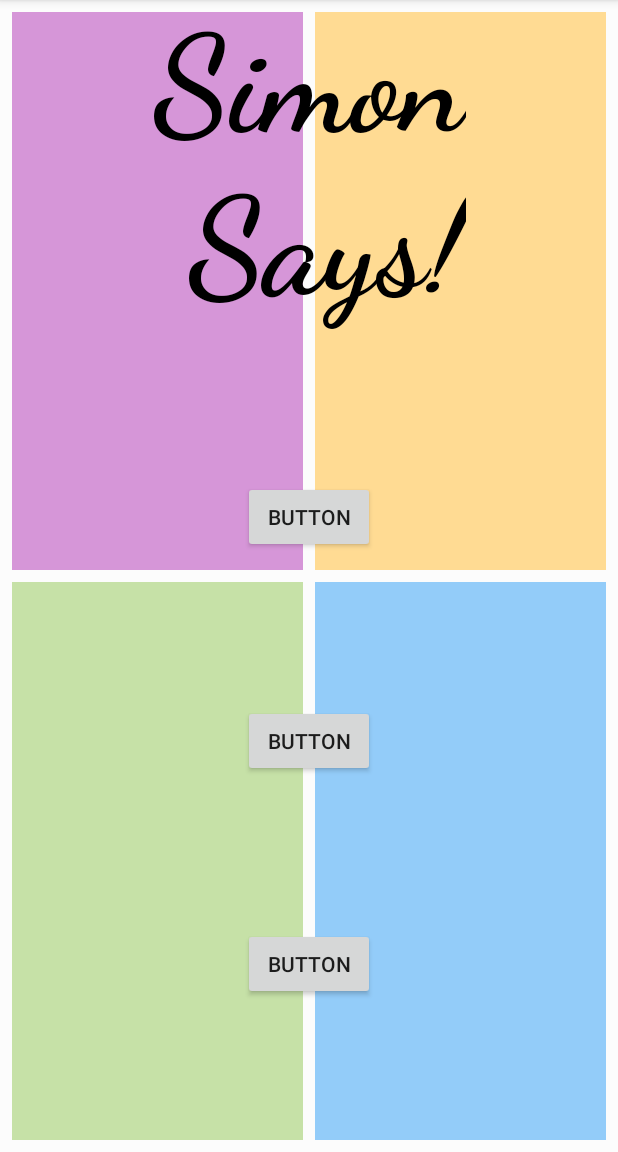
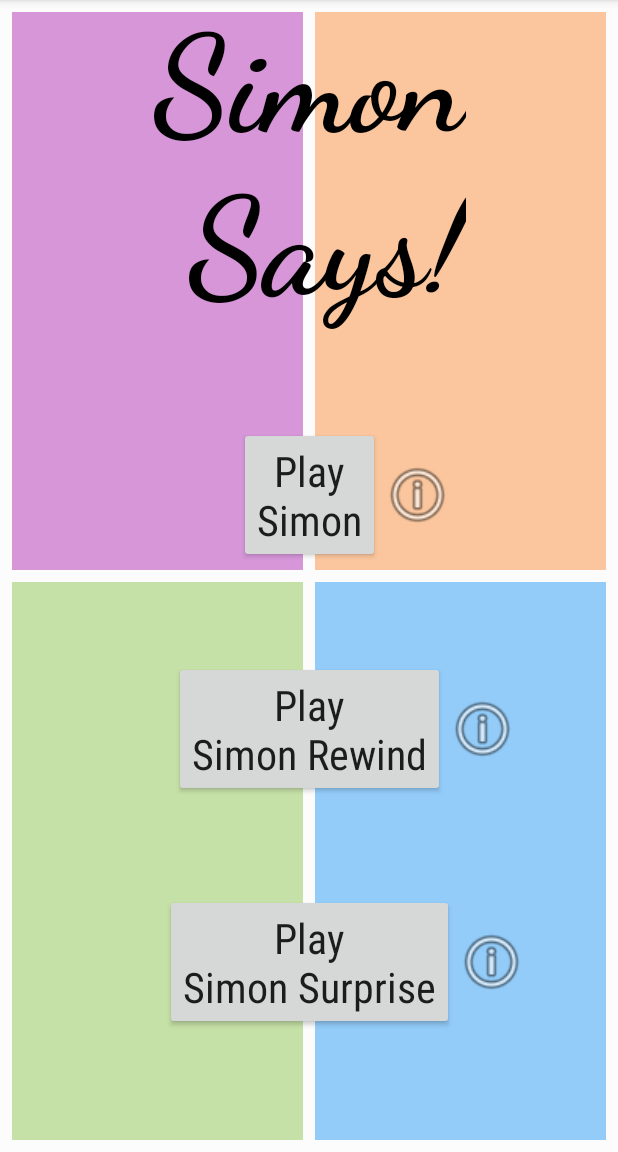
Before and after one commit to CGreenup/SimonThree, an Android app: the screen it shows after launch (MainActivity), on a phone screen of 412 x 824 dp, the part 84-1236 px from its top. Run offline under Robolectric (Android 15) with nearby library versions, the phone set to English and light mode, and no system bars.

```diff
--- a/app/src/main/java/com/chrisgreenup/simonthree/MainActivity.java
+++ b/app/src/main/java/com/chrisgreenup/simonthree/MainActivity.java
@@ -3,12 +3,20 @@ package com.chrisgreenup.simonthree;
 import androidx.appcompat.app.AppCompatActivity;
 
 import android.os.Bundle;
+import android.view.View;
 
-public class MainActivity extends AppCompatActivity {
+public class MainActivity extends AppCompatActivity
+    implements View.OnClickListener {
 
     @Override
     protected void onCreate(Bundle savedInstanceState) {
         super.onCreate(savedInstanceState);
         setContentView(R.layout.activity_main);
+
+    }
+
+    @Override
+    public void onClick(View view) {
+
     }
 }
--- a/app/src/main/res/layout/activity_main.xml
+++ b/app/src/main/res/layout/activity_main.xml
@@ -14,7 +14,7 @@
         android:layout_marginTop="8dp"
         android:layout_marginEnd="4dp"
         android:layout_marginBottom="4dp"
-        android:background="#AB27B0"
+        android:background="@color/simonRed"
         app:layout_constraintBottom_toTopOf="@+id/view3"
         app:layout_constraintEnd_toStartOf="@+id/view2"
         app:layout_constraintStart_toStartOf="parent"
@@ -28,7 +28,7 @@
         android:layout_marginTop="8dp"
         android:layout_marginEnd="8dp"
         android:layout_marginBottom="4dp"
-        android:background="#FFB522"
+        android:background="@color/simonYellow"
         app:layout_constraintBottom_toTopOf="@+id/view4"
         app:layout_constraintEnd_toEndOf="parent"
         app:layout_constraintStart_toEndOf="@+id/view"
@@ -42,7 +42,7 @@
         android:layout_marginTop="4dp"
         android:layout_marginEnd="4dp"
         android:layout_marginBottom="8dp"
-        android:background="#8BC34A"
+        android:background="@color/simonGreen"
         app:layout_constraintBottom_toBottomOf="parent"
         app:layout_constraintEnd_toStartOf="@+id/view4"
         app:layout_constraintStart_toStartOf="parent"
@@ -56,7 +56,7 @@
         android:layout_marginTop="4dp"
         android:layout_marginEnd="8dp"
         android:layout_marginBottom="8dp"
-        android:background="#2196F3"
+        android:background="@color/simonBlue"
         app:layout_constraintBottom_toBottomOf="parent"
         app:layout_constraintEnd_toEndOf="parent"
         app:layout_constraintStart_toEndOf="@+id/view3"
@@ -82,40 +82,88 @@
         android:textColor="#000000"
         android:textSize="90sp"
         android:textStyle="bold"
-        app:layout_constraintBottom_toBottomOf="parent"
         app:layout_constraintEnd_toEndOf="parent"
         app:layout_constraintStart_toStartOf="parent"
-        app:layout_constraintTop_toTopOf="parent"
-        app:layout_constraintVertical_bias="0.0" />
+        app:layout_constraintTop_toTopOf="parent" />
 
     <Button
-        android:id="@+id/play_Simon_button"
+        android:id="@+id/play_simon_button"
         android:layout_width="wrap_content"
         android:layout_height="wrap_content"
-        android:text="Button"
-        app:layout_constraintBottom_toTopOf="@+id/play_simonReverse_button"
+        android:fontFamily="sans-serif-condensed"
+        android:text="Play\nSimon"
+        android:textAllCaps="false"
+        android:textSize="28sp"
+        app:layout_constraintBottom_toTopOf="@id/play_simonRewind_button"
         app:layout_constraintEnd_toEndOf="parent"
         app:layout_constraintStart_toStartOf="parent"
         app:layout_constraintTop_toBottomOf="@+id/title_tv" />
 
     <Button
-        android:id="@+id/play_simonReverse_button"
+        android:id="@+id/play_simonRewind_button"
         android:layout_width="wrap_content"
         android:layout_height="wrap_content"
-        android:text="Button"
-        app:layout_constraintBottom_toTopOf="@id/play_s"
+        android:fontFamily="sans-serif-condensed"
+        android:text="Play\nSimon Rewind"
+        android:textAllCaps="false"
+        android:textSize="28sp"
+        app:layout_constraintBottom_toTopOf="@id/play_simonSurprise_button"
         app:layout_constraintEnd_toEndOf="parent"
         app:layout_constraintStart_toStartOf="parent"
-        app:layout_constraintTop_toBottomOf="@id/play_Simon_button" />
+        app:layout_constraintTop_toBottomOf="@id/play_simon_button" />
 
     <Button
-        android:id="@+id/play_s"
+        android:id="@+id/play_simonSurprise_button"
         android:layout_width="wrap_content"
         android:layout_height="wrap_content"
-        android:text="Button"
+        android:layout_marginBottom="16dp"
+        android:fontFamily="sans-serif-condensed"
+        android:text="Play\nSimon Surprise"
+        android:textAllCaps="false"
+        android:textSize="28sp"
         app:layout_constraintBottom_toBottomOf="parent"
         app:layout_constraintEnd_toEndOf="parent"
         app:layout_constraintStart_toStartOf="parent"
-        app:layout_constraintTop_toBottomOf="@id/play_simonReverse_button" />
+        app:layout_constraintTop_toBottomOf="@id/play_simonRewind_button" />
+
+    <ImageButton
+        android:id="@+id/simon_info_button"
+        android:layout_width="50dp"
+        android:layout_height="0dp"
+        android:background="#00FFFFFF"
+        android:scaleType="fitCenter"
+        app:layout_constraintBottom_toBottomOf="@+id/play_simon_button"
+        app:layout_constraintEnd_toEndOf="parent"
+        app:layout_constraintHorizontal_bias="0.0"
+        app:layout_constraintStart_toEndOf="@+id/play_simon_button"
+        app:layout_constraintTop_toTopOf="@+id/play_simon_button"
+        app:srcCompat="@android:drawable/ic_menu_info_details" />
+
+    <ImageButton
+        android:id="@+id/simonRewind_info_button"
+        android:layout_width="50dp"
+        android:layout_height="0dp"
+        android:background="#00FFFFFF"
+        android:scaleType="fitCenter"
+        app:layout_constraintBottom_toBottomOf="@+id/play_simonRewind_button"
+        app:layout_constraintEnd_toEndOf="parent"
+        app:layout_constraintHorizontal_bias="0.0"
+        app:layout_constraintStart_toEndOf="@+id/play_simonRewind_button"
+        app:layout_constraintTop_toTopOf="@+id/play_simonRewind_button"
+        app:layout_constraintVertical_bias="1.0"
+        app:srcCompat="@android:drawable/ic_menu_info_details" />
+
+    <ImageButton
+        android:id="@+id/simon_info_button3"
+        android:layout_width="50dp"
+        android:layout_height="0dp"
+        android:background="#00FFFFFF"
+        android:scaleType="fitCenter"
+        app:layout_constraintBottom_toBottomOf="@+id/play_simonSurprise_button"
+        app:layout_constraintEnd_toEndOf="parent"
+        app:layout_constraintHorizontal_bias="0.0"
+        app:layout_constraintStart_toEndOf="@+id/play_simonSurprise_button"
+        app:layout_constraintTop_toTopOf="@+id/play_simonSurprise_button"
+        app:srcCompat="@android:drawable/ic_menu_info_details" />
 
 </androidx.constraintlayout.widget.ConstraintLayout>
--- a/app/src/main/res/values/colors.xml
+++ b/app/src/main/res/values/colors.xml
@@ -3,4 +3,8 @@
     <color name="colorPrimary">#6200EE</color>
     <color name="colorPrimaryDark">#3700B3</color>
     <color name="colorAccent">#03DAC5</color>
+    <color name="simonRed">#AB27B0</color>
+    <color name="simonYellow">#F88A36</color>
+    <color name="simonGreen">#8BC34A</color>
+    <color name="simonBlue">#2196F3</color>
 </resources>
```
Also changed, not shown: app/src/main/res/layout/game_board.xml (added, +68 -0 lines), app/src/main/res/layout/game_info.xml (added, +49 -0 lines), app/src/main/res/drawable-v24/light_off.png (added), app/src/main/res/drawable-v24/light_on.png (added).
